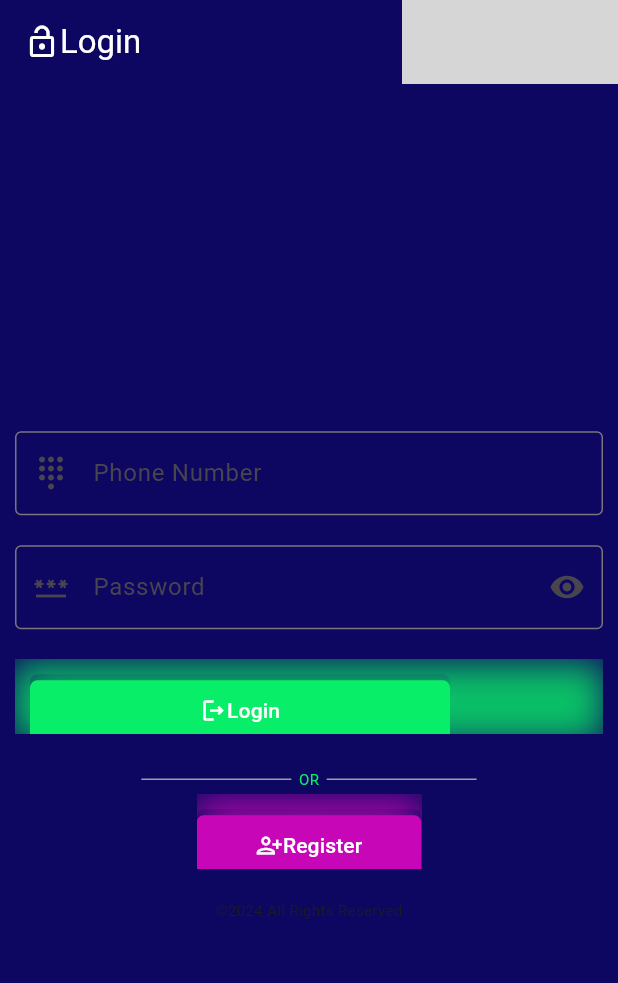
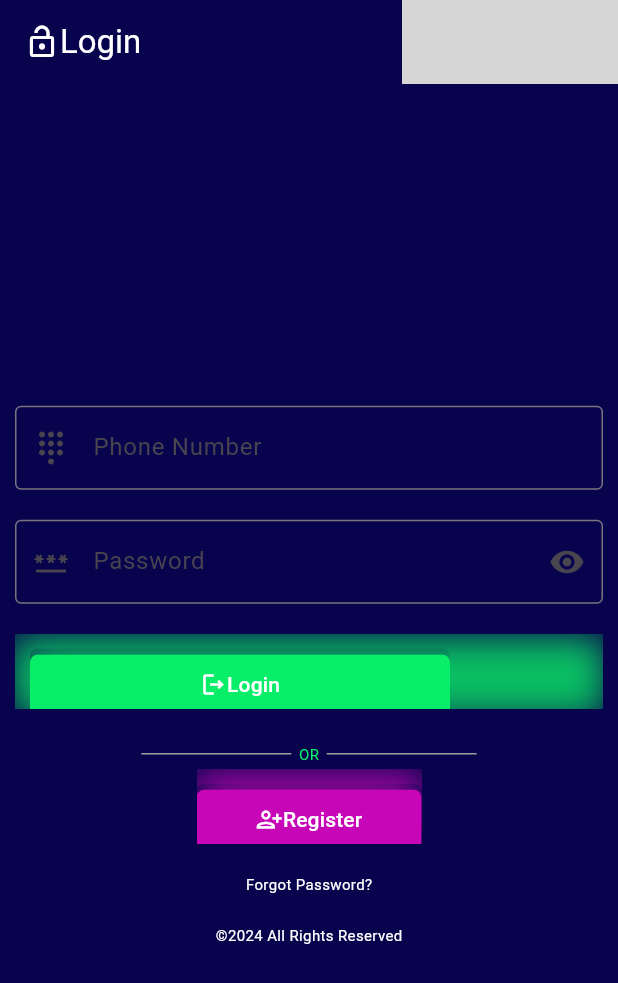
Before and after one commit to yourmarketbasket/vendors, a Flutter app: the screen it shows after launch, on a phone screen of 412 x 824 dp. Shown: the top 983 px of the screen. Run offline on Flutter 3.47's test engine with Material 3 defaults, Android fonts, the phone set to English and light mode, and no system bars; missing offline and left inert: bitsdojo_window; grey boxes are pictures that could not be loaded.

Commit message:
more changes

```diff
--- a/lib/screens/login.dart
+++ b/lib/screens/login.dart
@@ -206,7 +206,10 @@ class _LoginScreenState extends State<LoginScreen> {
                 ],
               ),
               SizedBox(height: 20,),
-              Text("\u00A9"+DateTime.now().year.toString()+" All Rights Reserved", style: TextStyle(fontSize: 10),)
+              Text("Forgot Password?", style: TextStyle(fontSize: 10, color: Colors.white),),
+
+              SizedBox(height: 20,),
+              Text("\u00A9"+DateTime.now().year.toString()+" All Rights Reserved", style: TextStyle(fontSize: 10, color: Colors.white),)
 
 
 
--- a/lib/utils/colors.dart
+++ b/lib/utils/colors.dart
@@ -3,12 +3,12 @@ import 'package:flutter/material.dart';
 
 class AppTheme{
    static Color mainColor = const Color.fromARGB(255, 9, 238, 104);
-   static Color backgroundColor = Color.fromARGB(255, 13, 7, 97);
+   static Color backgroundColor = Color.fromARGB(255, 8, 3, 77);
    static Color dangerColor = Color.fromARGB(255, 199, 7, 183);
 
    static WindowButtonColors windowButtonColors = WindowButtonColors(
     iconNormal: Colors.white,
-    mouseOver: Color.fromARGB(255, 24, 17, 116),
+    mouseOver: Color.fromARGB(255, 14, 8, 90),
     mouseDown: Colors.amber,
     iconMouseOver: Colors.white,
 
```
